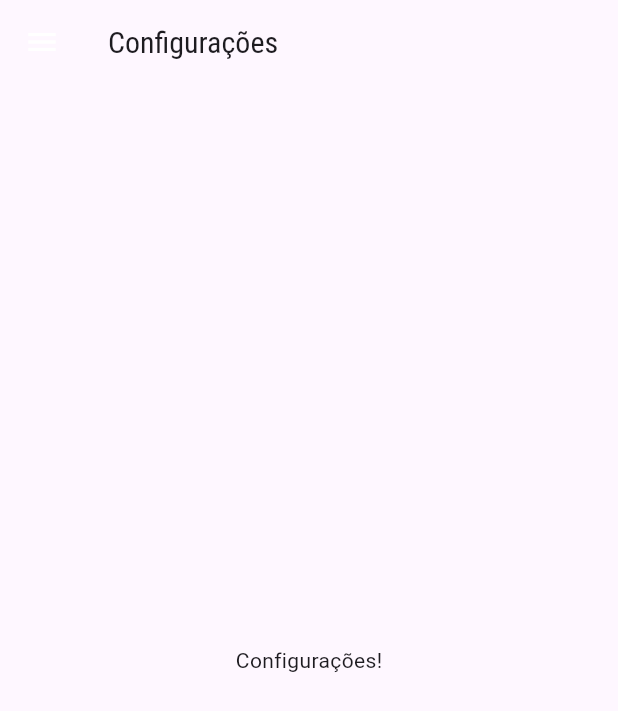
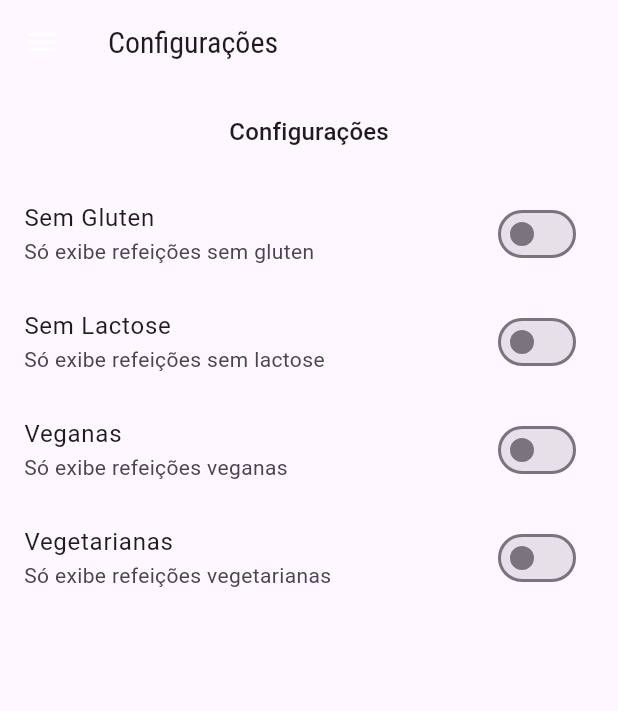
Before and after one commit to dm-moro/FlutterMeals, a Flutter app: the SettingsScreen screen opened by its route, on a phone screen of 412 x 824 dp. Shown: the top 711 px of the screen. Run offline on Flutter 3.47's test engine with Material 3 defaults, Android fonts, the phone set to English and light mode, and no system bars; network calls fail.

Commit message:
feat: Settings

```diff
--- /dev/null
+++ b/lib/models/settings.dart
@@ -0,0 +1,13 @@
+class Settings {
+  bool isGlutenFree;
+  bool isLactoseFree;
+  bool isVegan;
+  bool isVegetarian;
+
+  Settings ({
+    this.isGlutenFree = false,
+    this.isLactoseFree = false,
+    this.isVegan = false,
+    this.isVegetarian = false,
+  });
+}
--- a/lib/screens/settings_screen.dart
+++ b/lib/screens/settings_screen.dart
@@ -1,8 +1,24 @@
 
 import 'package:flutter/material.dart';
 import 'package:meals/components/main_drawer.dart';
+import '../models/settings.dart';
 
-class SettingsScreen extends StatelessWidget {
+class SettingsScreen extends StatefulWidget {
+  @override
+  _SettingsScreenState createState() => _SettingsScreenState();
+}
+
+class _SettingsScreenState extends State<SettingsScreen> {
+  var settings = Settings();
+
+  Widget _createSwitch(String title, String subtitle, bool value, Function(bool) onChanged) {
+    return SwitchListTile.adaptive(
+      title: Text(title),
+      subtitle: Text(subtitle),
+      value: value,
+      onChanged: onChanged,
+    );
+  }
 
   @override
   Widget build(BuildContext context) {
@@ -11,8 +27,62 @@ class SettingsScreen extends StatelessWidget {
         title: Text('Configurações'),
       ),
       drawer: MainDrawer(),
-      body: Center(
-        child: Text('Configurações!'),
+      body: Column(
+        children: [
+          Container(
+            padding: EdgeInsets.all(20),
+            child: Text(
+              'Configurações',
+              style: Theme.of(context).textTheme.titleMedium,
+            ),
+          ),
+          Expanded(
+            child: ListView(
+              children: [
+                _createSwitch(
+                  'Sem Gluten',
+                  'Só exibe refeições sem gluten',
+                  settings.isGlutenFree,
+                  (value) {
+                    setState(() {
+                      settings.isGlutenFree = value;
+                    });
+                  },
+                ),
+                _createSwitch(
+                  'Sem Lactose',
+                  'Só exibe refeições sem lactose',
+                  settings.isLactoseFree,
+                  (value) {
+                    setState(() {
+                      settings.isLactoseFree = value;
+                    });
+                  },
+                ),
+                _createSwitch(
+                  'Veganas',
+                  'Só exibe refeições veganas',
+                  settings.isVegan,
+                  (value) {
+                    setState(() {
+                      settings.isVegan = value;
+                    });
+                  },
+                ),
+                _createSwitch(
+                  'Vegetarianas',
+                  'Só exibe refeições vegetarianas',
+                  settings.isVegetarian,
+                  (value) {
+                    setState(() {
+                      settings.isVegetarian = value;
+                    });
+                  },
+                ),
+              ],
+            ),
+          ),
+        ],
       ),
     );
   }
```
Also changed, not shown: lib/components/meal_item.dart (+7 -1 lines), lib/screens/meal_detail_screen.dart (+7 -0 lines).
